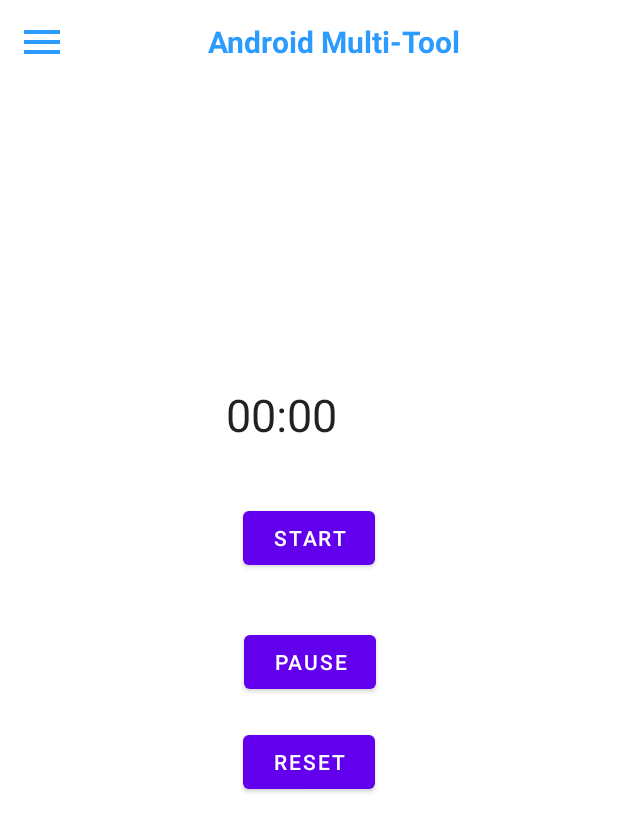
After one commit to Jdrinkwater1/Android-MultiTool, an Android app: the layout activity_stopwatch.xml on its own in the app's theme, with its tools: preview values and no code run, on a phone screen of 412 x 824 dp. The commit adds this screen. Shown: the top 832 px of the screen. Run offline under Robolectric (Android 15) with nearby library versions, the phone set to English and light mode, and no system bars.

Commit message:
update
trying to add the stopwatch

```diff
--- a/AndroidMultiTool/app/src/main/java/fsu/csc3560/androidmulti_tool/MainActivity.java
+++ b/AndroidMultiTool/app/src/main/java/fsu/csc3560/androidmulti_tool/MainActivity.java
@@ -88,7 +88,10 @@ public class MainActivity extends AppCompatActivity implements SensorEventListen
     {
         switchActivity(this,CompassActivity.class);
     }
-
+    public void clickStop(View view)
+    {
+        switchActivity(this,activity_stopwatch.class);
+    }
 
     public void noSensorWarning()
     {
--- /dev/null
+++ b/AndroidMultiTool/app/src/main/res/drawable/ic_baseline_flashlight_on_24.xml
@@ -0,0 +1,6 @@
+<vector android:height="32dp" android:tint="#2B9BFF"
+    android:viewportHeight="24" android:viewportWidth="24"
+    android:width="32dp" xmlns:android="http://schemas.android.com/apk/res/android">
+    <path android:fillColor="@android:color/white" android:pathData="M6,2h12v3h-12z"/>
+    <path android:fillColor="@android:color/white" android:pathData="M6,7v1l2,3v11h8V11l2,-3V7H6zM12,15.5c-0.83,0 -1.5,-0.67 -1.5,-1.5s0.67,-1.5 1.5,-1.5s1.5,0.67 1.5,1.5S12.83,15.5 12,15.5z"/>
+</vector>
--- /dev/null
+++ b/AndroidMultiTool/app/src/main/res/drawable/ic_baseline_timer_24.xml
@@ -0,0 +1,5 @@
+<vector android:height="32dp" android:tint="#2B9BFF"
+    android:viewportHeight="24" android:viewportWidth="24"
+    android:width="32dp" xmlns:android="http://schemas.android.com/apk/res/android">
+    <path android:fillColor="@android:color/white" android:pathData="M15,1L9,1v2h6L15,1zM11,14h2L13,8h-2v6zM19.03,7.39l1.42,-1.42c-0.43,-0.51 -0.9,-0.99 -1.41,-1.41l-1.42,1.42C16.07,4.74 14.12,4 12,4c-4.97,0 -9,4.03 -9,9s4.02,9 9,9 9,-4.03 9,-9c0,-2.12 -0.74,-4.07 -1.97,-5.61zM12,20c-3.87,0 -7,-3.13 -7,-7s3.13,-7 7,-7 7,3.13 7,7 -3.13,7 -7,7z"/>
+</vector>
--- a/AndroidMultiTool/app/src/main/res/layout/activity_compass.xml
+++ b/AndroidMultiTool/app/src/main/res/layout/activity_compass.xml
@@ -85,4 +85,5 @@
     </RelativeLayout>
 
 
+
 </androidx.drawerlayout.widget.DrawerLayout>
--- /dev/null
+++ b/AndroidMultiTool/app/src/main/res/layout/activity_stopwatch.xml
@@ -0,0 +1,94 @@
+<?xml version="1.0" encoding="utf-8"?>
+<androidx.drawerlayout.widget.DrawerLayout xmlns:android="http://schemas.android.com/apk/res/android"
+
+    xmlns:app="http://schemas.android.com/apk/res-auto"
+    xmlns:tools="http://schemas.android.com/tools"
+    android:layout_width="match_parent"
+    android:layout_height="match_parent"
+    android:id="@+id/drawer_layout"
+    tools:context=".activity_stopwatch">
+<LinearLayout
+    android:layout_width="match_parent"
+    android:layout_height="match_parent"
+    android:orientation="vertical">
+
+    <include
+      layout="@layout/main_toolbar"/>
+  <androidx.constraintlayout.widget.ConstraintLayout
+      android:layout_width="match_parent"
+      android:layout_height="match_parent">
+    <Chronometer
+      android:id="@+id/chronometer"
+      android:layout_width="111dp"
+      android:layout_height="40dp"
+      android:layout_marginStart="150dp"
+      android:layout_marginTop="201dp"
+      android:layout_marginEnd="150dp"
+      android:layout_marginBottom="19dp"
+      android:textSize="30sp"
+      app:layout_constraintBottom_toTopOf="@+id/button"
+      app:layout_constraintEnd_toEndOf="parent"
+      app:layout_constraintStart_toStartOf="parent"
+      app:layout_constraintTop_toTopOf="parent" />
+
+    <Button
+      android:id="@+id/button"
+      android:layout_width="wrap_content"
+      android:layout_height="wrap_content"
+      android:layout_marginStart="150dp"
+      android:layout_marginTop="19dp"
+      android:layout_marginEnd="150dp"
+      android:layout_marginBottom="17dp"
+      android:onClick="startChronometer"
+      android:text="Start"
+      app:layout_constraintBottom_toTopOf="@+id/button3"
+      app:layout_constraintEnd_toEndOf="parent"
+      app:layout_constraintStart_toStartOf="parent"
+      app:layout_constraintTop_toBottomOf="@+id/chronometer" />
+
+    <Button
+      android:id="@+id/button3"
+      android:layout_width="wrap_content"
+      android:layout_height="wrap_content"
+      android:layout_marginStart="150dp"
+      android:layout_marginTop="17dp"
+      android:layout_marginEnd="150dp"
+      android:layout_marginBottom="17dp"
+      android:onClick="pauseChronometer"
+      android:text="Pause"
+      app:layout_constraintBottom_toTopOf="@+id/button2"
+      app:layout_constraintEnd_toEndOf="parent"
+      app:layout_constraintHorizontal_bias="0.521"
+      app:layout_constraintStart_toStartOf="parent"
+      app:layout_constraintTop_toBottomOf="@+id/button" />
+
+    <Button
+      android:id="@+id/button2"
+      android:layout_width="wrap_content"
+      android:layout_height="wrap_content"
+      android:layout_marginStart="150dp"
+      android:layout_marginTop="1dp"
+      android:layout_marginEnd="150dp"
+      android:layout_marginBottom="293dp"
+      android:onClick="resetChronometer"
+      android:text="Reset"
+      app:layout_constraintBottom_toBottomOf="parent"
+      app:layout_constraintEnd_toEndOf="parent"
+      app:layout_constraintStart_toStartOf="parent"
+      app:layout_constraintTop_toBottomOf="@+id/button3" />
+      </androidx.constraintlayout.widget.ConstraintLayout>
+
+    </LinearLayout>
+
+  <RelativeLayout
+      android:layout_width="300dp"
+      android:layout_height="match_parent"
+      android:layout_gravity="start"
+      android:background="@color/white">
+    <include
+        layout="@layout/main_nav_drawer"/>
+
+  </RelativeLayout>
+
+
+</androidx.drawerlayout.widget.DrawerLayout>
```
Also changed, not shown: AndroidMultiTool/app/src/main/AndroidManifest.xml (+5 -3 lines), AndroidMultiTool/app/src/main/java/fsu/csc3560/androidmulti_tool/CompassActivity.java (+7 -1 lines), AndroidMultiTool/app/src/main/java/fsu/csc3560/androidmulti_tool/activity_stopwatch.java (added, +77 -0 lines), AndroidMultiTool/app/src/main/res/layout/main_nav_drawer.xml (+39 -0 lines).
